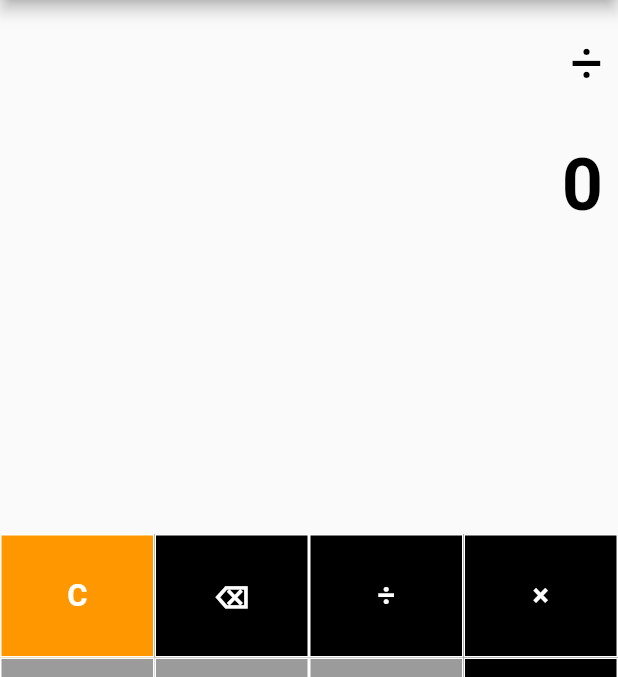
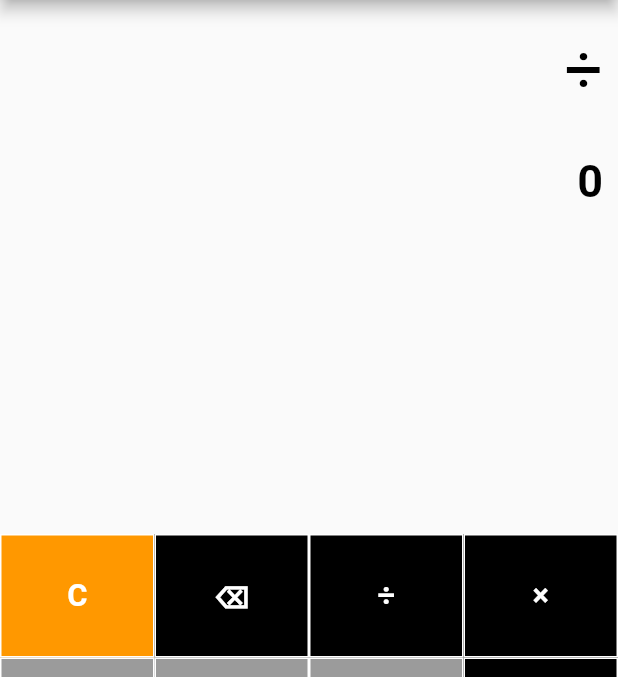
Before and after one commit to MahmoudAlaa22/Calculator_by_Bloc, a Flutter app: the screen it shows after launch, after a tap on an icon or button, on a phone screen of 412 x 824 dp, the part 84-761 px from its top. Run offline on Flutter 3.47's test engine with Material 2 defaults, Android fonts, the phone set to English and light mode, and no system bars; our stand-ins replace bloc, flutter_bloc, math_expressions.

Commit message:
second_commit

```diff
--- a/lib/controller/bloc/counter_bloc.dart
+++ b/lib/controller/bloc/counter_bloc.dart
@@ -4,60 +4,84 @@ import 'package:bloc/bloc.dart';
 import 'package:calculator/controller/operators.dart';
 import 'package:flutter_bloc/flutter_bloc.dart';
 import 'package:math_expressions/math_expressions.dart';
-import '../const/const.dart';
-class CalculatorBloc extends Bloc<Operators,String>{
+
+
+class CalculatorBloc extends Bloc<Operators, String> {
   CalculatorBloc(String initialState) : super('0');
+  String equation = "";
+  String result = "0";
+  String expression = "";
+  double equationFontSize = 30.0;
+  double resultFontSize = 45.0;
+  String number = '';
+
+  void _setupExpression() {
+    expression = equation;
+    expression = expression.replaceAll('×', '*');
+    expression = expression.replaceAll('÷', '/');
+  }
+
+  String _calculateResult() {
+    try {
+      equationFontSize = 30.0;
+      resultFontSize = 45.0;
+      _setupExpression();
+
+      Parser p = Parser();
+      Expression exp = p.parse(expression);
+
+      return result = '${exp.evaluate(EvaluationType.REAL, ContextModel())}';
+    } catch (e) {
+      return result = "Error";
+    }
+  }
+
   @override
-  Stream<String> mapEventToState(Operators event) async*{
-    switch(event){
-      case Operators.eq:
-        expression = equation;
-        expression = expression.replaceAll('×', '*');
-        expression = expression.replaceAll('÷', '/');
-        try{
-          Parser p = Parser();
-          Expression exp = p.parse(expression);
-          ContextModel cm = ContextModel();
-          yield result = '${exp.evaluate(EvaluationType.REAL, cm)}';
-        }catch(e){
-          yield result = "Error";
-        }
+  Stream<String> mapEventToState(Operators event) async* {
+    switch (event) {
+      case Operators.equal:
+        yield _calculateResult();
         break;
       case Operators.del:
-        equation= equation.substring(0,equation.length-1);
-        yield equation.isEmpty?'0':equation;
+        equation = equation.substring(0, equation.length - 1);
+        yield equation.isEmpty ? '0' : equation;
         break;
       case Operators.clean:
-        yield equation='';
-        yield result='0';
+        yield equation = '';
+        yield result = '0';
         break;
       case Operators.elseState:
+         equationFontSize=45.0;
+         resultFontSize=30.0;
         yield equation;
         break;
     }
   }
+
   @override
   void onTransition(Transition<Operators, String> transition) {
     super.onTransition(transition);
-    log("transition is ${transition}");
+    log("transition is $transition");
   }
+
   @override
   void onChange(Change<String> change) {
     // TODO: implement onChange
     super.onChange(change);
-    log("change is ${change}");
+    log("change is $change");
   }
+
   @override
   void onEvent(Operators event) {
     // TODO: implement onEvent
     super.onEvent(event);
-    log("event is ${event}");
+    log("event is $event");
+  }
 
-  }
   @override
   void onError(Object error, StackTrace stackTrace) {
     // TODO: implement onError
     super.onError(error, stackTrace);
-    print("error is ${error}");
+    log("error is $error");
   }
 }
--- a/lib/controller/const/const.dart
+++ b/lib/controller/const/const.dart
@@ -1,13 +1,11 @@
-import 'package:flutter/material.dart';
-double width=0.0,height=0.0;
- setWidthOfScreen(double w)=>width=w;
-get getWidthOfScreen=>width;
 
- setHeightOfScreen(double h)=>height=h;
-get getHeightOfScreen=>height;
-String equation = "";
-String result = "0";
-String expression = "";
-double equationFontSize = 38.0;
-double resultFontSize = 48.0;
-String number='';
+
+double width = 0.0, height = 0.0;
+
+setWidthOfScreen(double w) => width = w;
+
+get getWidthOfScreen => width;
+
+setHeightOfScreen(double h) => height = h;
+
+get getHeightOfScreen => height;
--- a/lib/controller/operators.dart
+++ b/lib/controller/operators.dart
@@ -1,3 +1,3 @@
 enum Operators{
-  eq,del,clean,elseState
+  equal,del,clean,elseState
 }
--- a/lib/main.dart
+++ b/lib/main.dart
@@ -1,20 +1,22 @@
 import 'package:calculator/controller/bloc/counter_bloc.dart';
+import 'package:flutter_bloc/flutter_bloc.dart';
 import 'package:flutter/material.dart';
-import 'package:flutter_bloc/flutter_bloc.dart';
 
-import 'views/Home.dart';
+import 'views/home.dart';
 
 void main() {
-  runApp(MyApp());
+  runApp(const MyApp());
 }
 class MyApp extends StatelessWidget {
+  const MyApp();
 
   @override
   Widget build(BuildContext context) {
     return MaterialApp(
-      debugShowCheckedModeBanner: false,
-      home: BlocProvider<CalculatorBloc>(create: (_)=>CalculatorBloc("0"),
-      child: Home(),),
+        debugShowCheckedModeBanner: false,
+        home: BlocProvider<CalculatorBloc>(create: (_)=>CalculatorBloc("0"),
+        child: Home(),
+      ),
     );
   }
 }
--- a/lib/views/Home.dart
+++ /dev/null
@@ -1,80 +0,0 @@
-import 'package:calculator/controller/bloc/counter_bloc.dart';
-import 'package:calculator/controller/const/const.dart';
-import 'package:calculator/widgets/text_button.dart';
-import 'package:calculator/widgets/text_widget.dart';
-import 'package:flutter/material.dart';
-import 'package:flutter_bloc/flutter_bloc.dart';
-
-class Home extends StatefulWidget {
-  @override
-  _HomeState createState() => _HomeState();
-}
-
-class _HomeState extends State<Home> {
-
-  @override
-  Widget build(BuildContext context) {
-    final size = MediaQuery.of(context).size;
-    setWidthOfScreen(size.width);
-    setHeightOfScreen(size.height);
-    return Scaffold(
-      appBar: AppBar(
-        title: textWidget(text: 'Calculator'),
-        centerTitle: true,
-        backgroundColor: Colors.black,
-      ),
-      body: Column(
-        children: [
-          Container(
-            alignment: Alignment.centerRight,
-            padding: EdgeInsets.fromLTRB(10, 20, 10, 0),
-            child: BlocBuilder<CalculatorBloc,String>(
-              builder: (_,state){
-                return textWidget(text: equation,fontSize: equationFontSize,
-                    color: Colors.black,textDirection:TextDirection.ltr,fontWeight: FontWeight.normal );
-              },
-            ),
-          ),
-
-          Container(
-            alignment: Alignment.centerRight,
-            padding: EdgeInsets.fromLTRB(10, 30, 10, 0),
-            child:BlocBuilder<CalculatorBloc,String>(
-              builder: (_,state){
-                return textWidget(text: result,fontSize: resultFontSize,color: Colors.black);
-              },
-            ),
-          ),
-          Expanded(child: SizedBox()),
-          Row(
-            children: [
-              SizedBox(
-                width: getWidthOfScreen*0.75,
-                child: Table(
-                  children: [
-                    tableRowHasThreeItems(context: context, num1: 'C', num2: '⌫', num3: '÷',color: Colors.black,),
-                    tableRowHasThreeItems(context: context, num1: '7', num2: '8', num3: '9'),
-                    tableRowHasThreeItems(context: context, num1: '4', num2: '5', num3: '6'),
-                    tableRowHasThreeItems(context: context, num1: '1', num2: '2', num3: '3'),
-                    tableRowHasThreeItems(context: context, num1: '.', num2: '0', num3: '00'),
-                  ],
-                ),
-              ),
-              SizedBox(
-                width: getWidthOfScreen*0.25,
-                child: Table(
-                  children: [
-                    tableRowHasOneItem(context: context,num1: '×',color: Colors.black),
-                    tableRowHasOneItem(context: context,num1: '-',color: Colors.black),
-                    tableRowHasOneItem(context: context,num1: '+',color: Colors.black),
-                    tableRowHasOneItem(context: context,num1: '=',height: 2,color: Colors.orange),
-                  ],
-                ),
-              )
-            ],
-          )
-        ],
-      ),
-    );
-  }
-}
--- /dev/null
+++ b/lib/views/home.dart
@@ -0,0 +1,98 @@
+import 'package:calculator/controller/bloc/counter_bloc.dart';
+import 'package:calculator/controller/const/const.dart';
+import 'package:calculator/widgets/text_button.dart';
+import 'package:calculator/widgets/text_widget.dart';
+import 'package:flutter/material.dart';
+import 'package:flutter_bloc/flutter_bloc.dart';
+
+class Home extends StatelessWidget {
+  @override
+  Widget build(BuildContext context) {
+    final size = MediaQuery.of(context).size;
+    setWidthOfScreen(size.width);
+    setHeightOfScreen(size.height);
+    final cb = BlocProvider.of<CalculatorBloc>(context);
+    return Scaffold(
+      appBar: AppBar(
+        title: textWidget(text: 'Calculator'),
+        centerTitle: true,
+        backgroundColor: Colors.black,
+      ),
+      body: Column(
+        children: [
+          Container(
+            alignment: Alignment.centerRight,
+            padding: EdgeInsets.fromLTRB(10, 20, 10, 0),
+            child: BlocBuilder<CalculatorBloc, String>(
+              builder: (_, state) {
+                return textWidget(
+                    text: cb.equation,
+                    fontSize: cb.equationFontSize,
+                    color: Colors.black,
+                    textDirection: TextDirection.ltr,
+                    fontWeight: FontWeight.normal);
+              },
+            ),
+          ),
+          Container(
+            alignment: Alignment.centerRight,
+            padding: EdgeInsets.fromLTRB(10, 30, 10, 0),
+            child: BlocBuilder<CalculatorBloc, String>(
+              builder: (_, state) {
+                return textWidget(
+                    text: cb.result,
+                    fontSize: cb.resultFontSize,
+                    color: Colors.black);
+              },
+            ),
+          ),
+          Expanded(child: SizedBox()),
+          Row(
+            children: [
+              SizedBox(
+                width: getWidthOfScreen * 0.75,
+                child: Table(
+                  children: [
+                    tableRowHasThreeItems(
+                      context: context,
+                      num1: 'C',
+                      num2: '⌫',
+                      num3: '÷',
+                      color: Colors.black,
+                    ),
+                    tableRowHasThreeItems(
+                        context: context, num1: '7', num2: '8', num3: '9'),
+                    tableRowHasThreeItems(
+                        context: context, num1: '4', num2: '5', num3: '6'),
+                    tableRowHasThreeItems(
+                        context: context, num1: '1', num2: '2', num3: '3'),
+                    tableRowHasThreeItems(
+                        context: context, num1: '.', num2: '0', num3: '00'),
+                  ],
+                ),
+              ),
+              SizedBox(
+                width: getWidthOfScreen * 0.25,
+                child: Table(
+                  children: [
+                    tableRowHasOneItem(
+                        context: context, num1: '×', color: Colors.black),
+                    tableRowHasOneItem(
+                        context: context, num1: '-', color: Colors.black),
+                    tableRowHasOneItem(
+                        context: context, num1: '+', color: Colors.black),
+                    tableRowHasOneItem(
+                        context: context,
+                        num1: '=',
+                        height: 2,
+                        color: Colors.orange),
+                  ],
+                ),
+              )
+            ],
+          )
+        ],
+      ),
+    );
+  }
+}
--- a/lib/widgets/text_button.dart
+++ b/lib/widgets/text_button.dart
@@ -8,59 +8,64 @@ import 'package:flutter_bloc/flutter_bloc.dart';
 
 import '../controller/const/const.dart';
 
+TableRow tableRowHasOneItem(
+    {@required BuildContext context,
+    String num1,
+    double height = 1,
+    Color color}) {
+  assert(context != null);
 
-TableRow tableRowHasOneItem({@required BuildContext context,String num1,double height=1,Color color}){
-  return TableRow(
-    children: [
-      textButton(context: context,num: num1,height: height, color: color),
-    ]
-  );
-}
-TableRow tableRowHasThreeItems({@required BuildContext context,String num1,String num2,String num3,Color color:Colors.black38,}){
-  return TableRow(
-    children: [
-      textButton(context: context,num: num1,color: num1=='C'?Colors.orange:color),
-      textButton(context: context,num: num2,color: color),
-      textButton(context: context,num: num3,color: color),
-    ]
-  );
+  return TableRow(children: [
+    textButton(context: context, num: num1, height: height, color: color),
+  ]);
 }
 
-Widget textButton({var num,Color color:Colors.black54,double height=1,@required BuildContext context}){
-final cb=BlocProvider.of<CalculatorBloc>(context);
+TableRow tableRowHasThreeItems({
+  @required BuildContext context,
+  String num1,
+  String num2,
+  String num3,
+  Color color: Colors.black38,
+}) {
+  return TableRow(children: [
+    textButton(
+        context: context,
+        num: num1,
+        color: num1 == 'C' ? Colors.orange : color),
+    textButton(context: context, num: num2, color: color),
+    textButton(context: context, num: num3, color: color),
+  ]);
+}
+
+Widget textButton(
+    {var num,
+    Color color: Colors.black54,
+    double height = 1,
+    @required BuildContext context}) {
+  final cb = BlocProvider.of<CalculatorBloc>(context);
   return Expanded(
     child: Container(
-      height:getHeightOfScreen*0.1 * height as double,
-      decoration: BoxDecoration(
-          color: color
-      ),
+      height: getHeightOfScreen * 0.1 * height as double,
+      decoration: BoxDecoration(color: color),
       child: TextButton(
         style: ButtonStyle(
             shape: MaterialStateProperty.all<RoundedRectangleBorder>(
-                  RoundedRectangleBorder(
-                      side: BorderSide(color: Colors.white)
-                  )
-              )
-          ),
-          child:
-        textWidget(
-          text: num.toString()
-        ),
-          onPressed: (){
-           print(equation);
-           if(num=='=') {
-            cb.add(Operators.eq);
-          } else if(num=='C'){
+                RoundedRectangleBorder(side: BorderSide(color: Colors.white)))),
+        child: textWidget(text: num.toString()),
+        onPressed: () {
+          print(cb.equation);
+          if (num == '=') {
+            cb.add(Operators.equal);
+          } else if (num == 'C') {
             cb.add(Operators.clean);
-           }
-           else if(num=='⌫'){
+          } else if (num == '⌫') {
             cb.add(Operators.del);
-           }
-           else {
-             equation+=num;
+          } else {
+            cb.equation += num;
             cb.add(Operators.elseState);
           }
-        },),
+        },
+      ),
     ),
   );
 }
--- a/lib/widgets/text_widget.dart
+++ b/lib/widgets/text_widget.dart
@@ -5,7 +5,7 @@ import 'package:flutter/material.dart';
 Widget textWidget({String text,double fontSize,Color color,TextAlign textAlign,TextDirection textDirection,FontWeight fontWeight}){
   return Text(
     text,style: TextStyle(fontSize: fontSize??getWidthOfScreen*0.05,
-  color: color??Colors.white,fontWeight:fontWeight??FontWeight.bold
+    color: color??Colors.white,fontWeight:fontWeight??FontWeight.bold
   ),
     textAlign:textAlign??TextAlign.right ,
     textDirection:textDirection?? TextDirection.rtl,
```
Also changed, not shown: 1 other file. Lines whose indentation alone changed are shown as unchanged.
